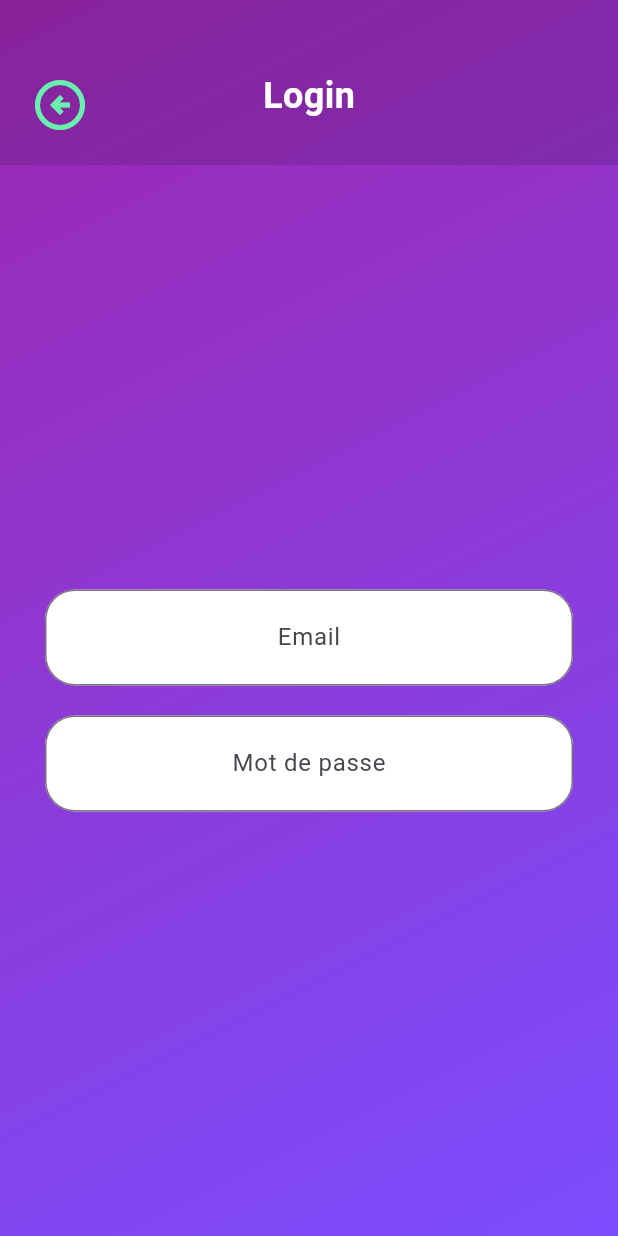
After one commit to RemiDormoy/30-01-bbl_animation, a Flutter app: the LoginPage screen opened directly, on a phone screen of 412 x 824 dp. The commit adds this screen. Run offline on Flutter 3.47's test engine with Material 3 defaults, Android fonts, the light colour scheme and no system bars; drawn by our look-alikes of flutter_animate.

Commit message:
début de l'écran

```diff
--- a/lib/colors.dart
+++ b/lib/colors.dart
@@ -1,6 +1,9 @@
 import 'dart:ui';
+
+import 'package:flutter/material.dart';
 
 class AppColors {
   static const Color backgroundTopLeft = Color(0xFF9C27B0);
   static const Color backgroundBottomRight = Color(0xFF7C4DFF);
+  static MaterialAccentColor greenButton = Colors.greenAccent;
 }
--- /dev/null
+++ b/lib/login_page.dart
@@ -0,0 +1,192 @@
+import 'package:animations/colors.dart';
+import 'package:animations/text_styles.dart';
+import 'package:animations/utils.dart';
+import 'package:flutter/material.dart';
+import 'package:flutter/services.dart';
+import 'package:flutter_animate/flutter_animate.dart';
+
+class LoginPage extends StatefulWidget {
+  @override
+  State<LoginPage> createState() => _LoginPageState();
+}
+
+class _LoginPageState extends State<LoginPage> with TickerProviderStateMixin {
+  late AnimationController animationController;
+  final TextEditingController mailController = TextEditingController();
+  final TextEditingController mdpController = TextEditingController();
+
+  @override
+  void initState() {
+    super.initState();
+    animationController = AnimationController(vsync: this);
+  }
+
+  @override
+  Widget build(BuildContext context) {
+    return Scaffold(
+      body: DecoratedBox(
+        decoration: const BoxDecoration(
+          gradient: LinearGradient(
+            colors: [AppColors.backgroundTopLeft, AppColors.backgroundBottomRight],
+            begin: Alignment.topLeft,
+            end: Alignment.bottomRight,
+          ),
+        ),
+        child: Column(
+          mainAxisSize: MainAxisSize.max,
+          crossAxisAlignment: CrossAxisAlignment.stretch,
+          children: [
+            const _TabBar(),
+            Expanded(child: SizedBox(), flex: 1),
+            _MailField(mailController, animationController),
+            const SizedBox(height: 20),
+            _PasswordField(mdpController, animationController),
+            Expanded(child: SizedBox(), flex: 1),
+          ],
+        ),
+      ),
+    );
+  }
+}
+
+class _TabBar extends StatelessWidget {
+  const _TabBar();
+
+  @override
+  Widget build(BuildContext context) {
+    return Container(
+      color: Colors.black12,
+      padding: const EdgeInsets.only(top: 40, bottom: 10),
+      child: Stack(
+        children: [
+          Align(
+            alignment: Alignment.centerLeft,
+            child: Padding(
+              padding: const EdgeInsets.symmetric(horizontal: 10),
+              child: ClipRRect(
+                borderRadius: const BorderRadius.all(Radius.circular(20)),
+                child: Material(
+                  color: Colors.transparent,
+                  child: InkWell(
+                    onTap: () {
+                      Navigator.pop(context);
+                    },
+                    child: Padding(
+                      padding: const EdgeInsets.all(10),
+                      child: Icon(
+                        Icons.arrow_circle_left_outlined,
+                        color: AppColors.greenButton,
+                        size: 40,
+                      ),
+                    ),
+                  ),
+                ),
+              ),
+            ),
+          ),
+          const Padding(
+            padding: EdgeInsets.only(top: 7),
+            child: Center(child: Text('Login', style: AppTextStyles.title)),
+          ),
+        ],
+      ),
+    );
+  }
+}
+
+class _MailField extends WidgetWithAnimation {
+  final TextEditingController textController;
+  final AnimationController animationController;
+
+  _MailField(this.textController, this.animationController);
+
+  @override
+  Widget createWidget(BuildContext context) {
+    return Padding(
+      padding: const EdgeInsets.symmetric(horizontal: 30),
+      child: Container(
+        decoration: const BoxDecoration(
+          color: Colors.white,
+          borderRadius: BorderRadius.all(Radius.circular(20)),
+        ),
+        child: TextField(
+          controller: textController,
+          obscureText: false,
+          decoration: const InputDecoration(
+            border: OutlineInputBorder(borderRadius: BorderRadius.all(Radius.circular(20))),
+            label: Center(child: Text('Email')),
+            contentPadding: EdgeInsets.symmetric(horizontal: 30, vertical: 20),
+            floatingLabelAlignment: FloatingLabelAlignment.start,
+            floatingLabelBehavior: FloatingLabelBehavior.never,
+          ),
+        ),
+      ),
+    );
+  }
+
+  @override
+  Widget animateWidget(BuildContext context, Widget widget) {
+    return widget
+        .animate(controller: animationController)
+        .slideY(duration: 500.milliseconds, begin: -20, curve: Curves.fastEaseInToSlowEaseOut);
+  }
+}
+
+class _PasswordField extends WidgetWithAnimation {
+  final TextEditingController textController;
+  final AnimationController animationController;
+
+  _PasswordField(this.textController, this.animationController);
+
+  @override
+  Widget createWidget(BuildContext context) {
+    return Padding(
+      padding: const EdgeInsets.symmetric(horizontal: 30),
+      child: Container(
+        decoration: const BoxDecoration(
+          color: Colors.white,
+          borderRadius: BorderRadius.all(Radius.circular(20)),
+        ),
+        child: TextField(
+          controller: textController,
+          obscureText: false,
+          inputFormatters: [_DiamondFormatter()],
+          //obscuringCharacter: '💎',
+          decoration: const InputDecoration(
+            border: OutlineInputBorder(borderRadius: BorderRadius.all(Radius.circular(20))),
+            label: Center(child: Text('Mot de passe')),
+            contentPadding: EdgeInsets.symmetric(horizontal: 30, vertical: 20),
+            floatingLabelAlignment: FloatingLabelAlignment.start,
+            floatingLabelBehavior: FloatingLabelBehavior.never,
+          ),
+        ),
+      ),
+    );
+  }
+
+  @override
+  Widget animateWidget(BuildContext context, Widget widget) {
+    return widget
+        .animate(controller: animationController)
+        .slideY(duration: 500.milliseconds, begin: -20, curve: Curves.fastEaseInToSlowEaseOut);
+  }
+}
+
+class _DiamondFormatter extends TextInputFormatter {
+  @override
+  TextEditingValue formatEditUpdate(TextEditingValue oldValue, TextEditingValue newValue) {
+    var characters2 = newValue.text.characters;
+    final string = characters2
+        .map((e) {
+          if (e == ' ') return '';
+          var s = e == '💎' ? e : '💎';
+          return s;
+        })
+        .toString()
+        .replaceAll(',', '')
+        .replaceAll('(', '')
+        .replaceAll(')', '')
+        .replaceAll(' ', '');
+    return TextEditingValue(text: string);
+  }
+}
--- a/lib/main.dart
+++ b/lib/main.dart
@@ -1,11 +1,10 @@
 import 'package:animations/button.dart';
 import 'package:animations/colors.dart';
+import 'package:animations/login_page.dart';
 import 'package:animations/paris.dart';
 import 'package:animations/text_styles.dart';
 import 'package:flutter/material.dart';
 import 'package:flutter_animate/flutter_animate.dart';
-
-import 'listpage.dart';
 
 void main() {
   runApp(const MyApp());
@@ -47,7 +46,6 @@ class _MyHomePageState extends State<MyHomePage> with TickerProviderStateMixin {
   @override
   Widget build(BuildContext context) {
     return Scaffold(
-      backgroundColor: Colors.red,
       body: DecoratedBox(
         decoration: const BoxDecoration(
           gradient: LinearGradient(
@@ -177,13 +175,7 @@ class _ShitButton extends StatelessWidget {
           color: Colors.amber,
           child: InkWell(
             onTap: () {
-              controller.reverse();
-              textController.reverse();
-              Future.delayed(const Duration(seconds: 1)).then(
-                  (value) => Navigator.push(context, MaterialPageRoute(builder: (_) => ListPage())).then((value) {
-                    controller.forward();
-                    textController.forward();
-                  }));
+              _goToLogin(context);
             },
             child: Padding(
               padding: const EdgeInsets.symmetric(horizontal: 40, vertical: 20),
@@ -203,4 +195,14 @@ class _ShitButton extends StatelessWidget {
       ),
     );
   }
+
+  void _goToLogin(BuildContext context) {
+    controller.reverse();
+    textController.reverse();
+    Future.delayed(const Duration(seconds: 1)).then(
+        (value) => Navigator.push(context, MaterialPageRoute(builder: (_) => LoginPage())).then((value) {
+          controller.forward();
+          textController.forward();
+        }));
+  }
 }
--- /dev/null
+++ b/lib/utils.dart
@@ -0,0 +1,13 @@
+import 'package:flutter/material.dart';
+
+abstract class WidgetWithAnimation extends StatelessWidget {
+
+  Widget createWidget(BuildContext context);
+
+  Widget animateWidget(BuildContext context, Widget widget);
+
+  @override
+  Widget build(BuildContext context) {
+    return animateWidget(context, createWidget(context));
+  }
+}
```
